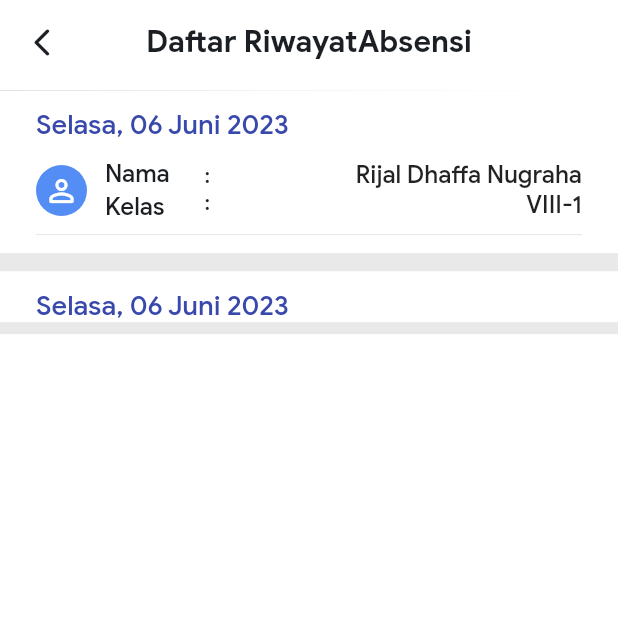
After one commit to ariefendi992/absen_siswa_qr_code, a Flutter app: the MainGuruPage screen opened by its route, after a tap on "RiwayatAbsen", on a phone screen of 412 x 824 dp, the top half of it. The commit adds this screen. Run offline on Flutter 3.47's test engine with Material 2 defaults, Android fonts, the phone set to English and light mode, and no system bars; our stand-ins replace bloc, dio, dropdown_button2, equatable, flutter_bloc, flutter_secure_storage and 1 more; missing offline and left inert: mobile_scanner; accounts and stored records are empty; network calls fail.

Commit message:
add riwayat model & absen

```diff
--- a/lib/models/absensi_siswa_model.dart
+++ b/lib/models/absensi_siswa_model.dart
@@ -54,3 +54,34 @@ class ScanSiswaModel extends Equatable {
   @override
   List<Object?> get props => [data, status, additionalData];
 }
+
+class RiwayatAbsensiModel extends Equatable {
+  final int id;
+  final String namaSiswa;
+  final String namaGuru;
+  final String kelas;
+  final String mapel;
+  final String tglAbsen;
+
+  const RiwayatAbsensiModel({
+    required this.id,
+    required this.kelas,
+    required this.mapel,
+    required this.namaGuru,
+    required this.namaSiswa,
+    required this.tglAbsen,
+  });
+
+  factory RiwayatAbsensiModel.fromJson(Map<String, dynamic> json) =>
+      RiwayatAbsensiModel(
+        id: json['id'],
+        kelas: json['kelas'],
+        mapel: json['mapel'],
+        namaGuru: json['nama_guru'],
+        namaSiswa: json['nama_siswa'],
+        tglAbsen: json['tgl_absen'],
+      );
+
+  @override
+  List<Object> get props => [id, kelas, mapel, namaGuru, namaSiswa, tglAbsen];
+}
--- a/lib/services/dio_user_service.dart
+++ b/lib/services/dio_user_service.dart
@@ -311,4 +311,31 @@ class ApiUserGuru {
           'msg ==> $body["msg"].\n status code ==> ${response.statusCode}');
     }
   }
+
+  Future<RiwayatAbsensiModel> getRiwayat() async {
+    final response = await dio.get('/guru/daftar-riwayat-absen');
+    final body = response.data;
+
+    if (response.statusCode == 200) {
+      RiwayatAbsensiModel riwayatAbsensi = RiwayatAbsensiModel.fromJson(body);
+
+      return riwayatAbsensi;
+    } else {
+      throw Exception('${body["msg"]}');
+    }
+  }
+
+  Future<RiwayatAbsensiModel> getRiwayatByTgl(String tglAbsen) async {
+    final response =
+        await dio.get('/guru/daftar-riwayat-absen?tgl_absen=$tglAbsen');
+    final body = response.data;
+
+    if (response.statusCode == 200) {
+      RiwayatAbsensiModel riwayatAbsensi = RiwayatAbsensiModel.fromJson(body);
+
+      return riwayatAbsensi;
+    } else {
+      throw Exception('${body["msg"]}');
+    }
+  }
 }
--- a/lib/utils/url.dart
+++ b/lib/utils/url.dart
@@ -1 +1 @@
-String baseUrl = 'http://192.168.0.253:5000';
+String baseUrl = 'http://192.168.1.13:5000';
--- a/lib/views/guru/menu/guru_home_page.dart
+++ b/lib/views/guru/menu/guru_home_page.dart
@@ -4,6 +4,7 @@ import 'package:absen_siswa_qr_code/models/user_model.dart';
 import 'package:absen_siswa_qr_code/utils/theme.dart';
 import 'package:absen_siswa_qr_code/views/guru/sub_menu/guru_get_siswa_kelas.dart';
 import 'package:absen_siswa_qr_code/views/guru/sub_menu/guru_jadwal_mengajar_page.dart';
+import 'package:absen_siswa_qr_code/views/guru/sub_menu/guru_riwayat_absensi.dart';
 import 'package:absen_siswa_qr_code/views/widgets/button_keterangan.dart';
 import 'package:absen_siswa_qr_code/views/widgets/jadwal_mapel_card.dart';
 import 'package:flutter/material.dart';
@@ -235,6 +236,14 @@ class _GuruHomePageState extends State<GuruHomePage> {
                         iconSize: 32,
                         title: 'RiwayatAbsen',
                         fontSize: 12,
+                        onTap: () {
+                          Navigator.push(
+                            context,
+                            MaterialPageRoute(
+                              builder: (context) => GuruRiwayatAbsensi(),
+                            ),
+                          );
+                        },
                       ),
                     ],
                   ),
--- /dev/null
+++ b/lib/views/guru/sub_menu/guru_riwayat_absensi.dart
@@ -0,0 +1,182 @@
+import 'package:absen_siswa_qr_code/utils/theme.dart';
+import 'package:flutter/material.dart';
+
+class GuruRiwayatAbsensi extends StatelessWidget {
+  const GuruRiwayatAbsensi({super.key});
+
+  @override
+  Widget build(BuildContext context) {
+    return Scaffold(
+      appBar: PreferredSize(
+        preferredSize: Size.fromHeight(60),
+        child: AppBar(
+          backgroundColor: kWhiteColor,
+          foregroundColor: secondary,
+          title: Text(
+            'Daftar RiwayatAbsensi',
+            style: TextStyle(
+              fontWeight: bold,
+            ),
+          ),
+          centerTitle: true,
+          elevation: 0.2,
+          leading: Builder(
+            builder: (context) {
+              return IconButton(
+                onPressed: () {
+                  Navigator.pop(context);
+                },
+                icon: Icon(
+                  Icons.arrow_back_ios_new_rounded,
+                  size: 22,
+                ),
+              );
+            },
+          ),
+        ),
+      ),
+      body: ListView(
+        // padding: EdgeInsets.symmetric(horizontal: 24),
+        children: [
+          Material(
+            color: secondaryExtraSoft,
+            child: Container(
+              padding: EdgeInsets.only(left: 24, right: 24, top: 12),
+              margin: EdgeInsets.only(bottom: 12),
+              decoration: BoxDecoration(color: kWhiteColor),
+              child: Column(
+                crossAxisAlignment: CrossAxisAlignment.start,
+                children: [
+                  Text(
+                    'Selasa, 06 Juni 2023',
+                    style: TextStyle(
+                      fontSize: 18,
+                      fontWeight: medium,
+                      color: allColor[7],
+                    ),
+                  ),
+                  SizedBox(height: 12),
+                  Container(
+                    margin: EdgeInsets.only(bottom: 12),
+                    padding: EdgeInsets.only(bottom: 8),
+                    decoration: BoxDecoration(
+                      border: Border(
+                        bottom:
+                            BorderSide(color: secondaryExtraSoft, width: 0.8),
+                      ),
+                    ),
+                    child: Row(
+                      children: [
+                        Container(
+                          padding: EdgeInsets.all(5),
+                          margin: EdgeInsets.only(right: 12),
+                          decoration: BoxDecoration(
+                            color: primarySoft,
+                            borderRadius: BorderRadius.circular(100),
+                          ),
+                          child: Center(
+                            child: Icon(
+                              Icons.person_outline_rounded,
+                              color: kWhiteColor,
+                            ),
+                          ),
+                        ),
+                        Expanded(
+                          child: Column(
+                            crossAxisAlignment: CrossAxisAlignment.start,
+                            children: [
+                              Text(
+                                'Nama',
+                                style: TextStyle(
+                                  color: secondary,
+                                  fontSize: 16,
+                                  fontWeight: medium,
+                                ),
+                              ),
+                              SizedBox(height: 2),
+                              Text(
+                                'Kelas',
+                                style: TextStyle(
+                                  color: secondary,
+                                  fontSize: 16,
+                                  fontWeight: medium,
+                                ),
+                              ),
+                            ],
+                          ),
+                        ),
+                        Expanded(
+                            child: Column(
+                          children: [
+                            Text(
+                              ':',
+                              style: TextStyle(
+                                fontWeight: medium,
+                              ),
+                            ),
+                            Text(
+                              ':',
+                              style: TextStyle(
+                                fontWeight: medium,
+                              ),
+                            ),
+                          ],
+                        )),
+                        Expanded(
+                          flex: 5,
+                          child: Column(
+                            crossAxisAlignment: CrossAxisAlignment.end,
+                            children: [
+                              Text(
+                                'Rijal Dhaffa Nugraha',
+                                style: TextStyle(
+                                  fontSize: 16,
+                                  fontWeight: medium,
+                                ),
+                              ),
+                              Text(
+                                'VIII-1',
+                                style: TextStyle(
+                                  fontSize: 16,
+                                  fontWeight: medium,
+                                ),
+                              ),
+                            ],
+                          ),
+                        )
+                      ],
+                    ),
+                  ),
+                ],
+              ),
+            ),
+          ),
+          Material(
+            color: secondaryExtraSoft,
+            child: Container(
+              padding: EdgeInsets.only(left: 24, right: 24, top: 12),
+              margin: EdgeInsets.only(bottom: 8),
+              decoration: BoxDecoration(color: kWhiteColor),
+              child: Column(
+                crossAxisAlignment: CrossAxisAlignment.start,
+                children: [
+                  Text(
+                    'Selasa, 06 Juni 2023',
+                    style: TextStyle(
+                      fontSize: 18,
+                      fontWeight: medium,
+                      color: allColor[7],
+                    ),
+                  ),
+                  Row(
+                    children: [],
+                  ),
+                ],
+              ),
+            ),
+          ),
+        ],
+      ),
+    );
+  }
+}
```
